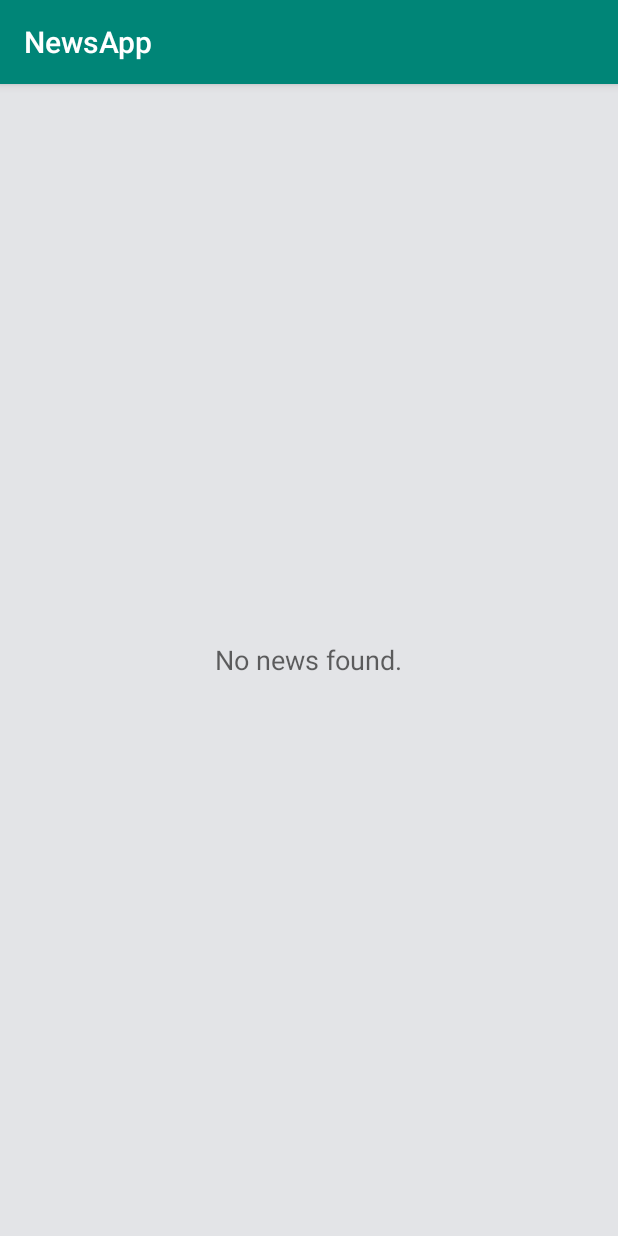
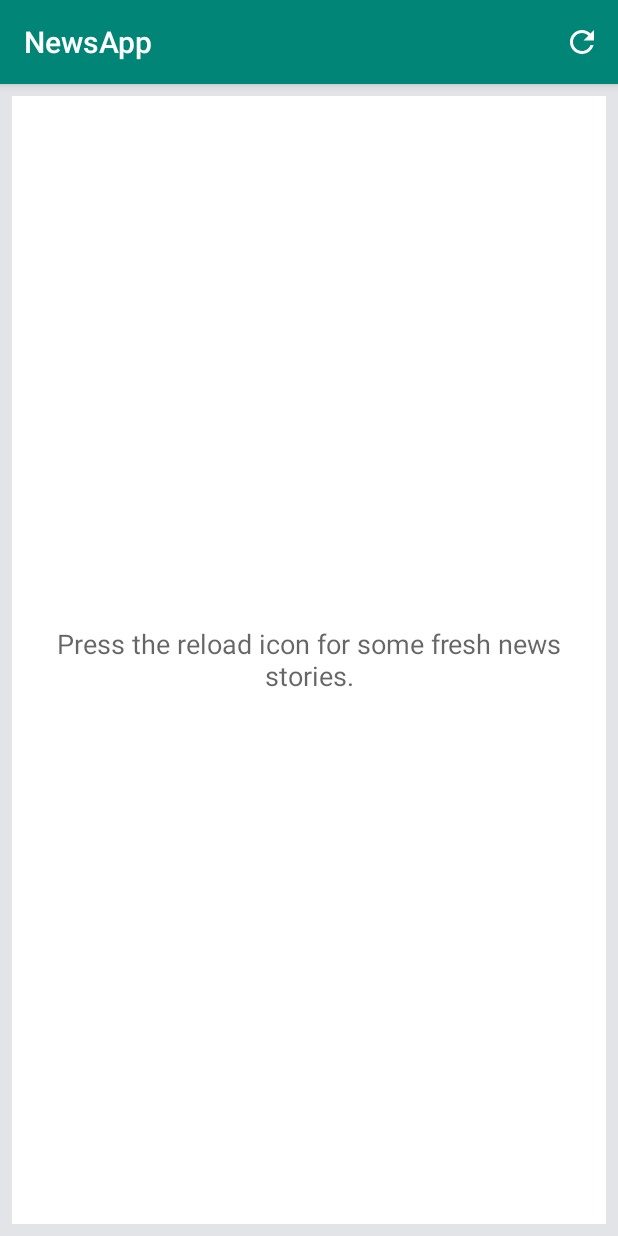
Before and after one commit to inaseem/NewsApp, an Android app: the screen it shows after launch (MainActivity), on a phone screen of 412 x 824 dp. Run offline under Robolectric (Android 15) with nearby library versions, the phone set to English and light mode, and no system bars.

Commit message:
Review Changes Done

```diff
--- a/app/src/main/java/ali/naseem/newsapp/NewsLoader.java
+++ b/app/src/main/java/ali/naseem/newsapp/NewsLoader.java
@@ -21,7 +21,7 @@ import java.util.List;
 import ali.naseem.newsapp.models.News;
 
 public class NewsLoader extends AsyncTaskLoader<List<News>> {
-    private final String URL = "https://content.guardianapis.com/search?q=debate&tag=politics/politics&from-date=2018-09-01&api-key=test";
+    private final String URL = "http://content.guardianapis.com/search?q=debates&section=politics&show-tags=contributor&api-key=test";
 
     public NewsLoader(Context context) {
         super(context);
@@ -59,7 +59,9 @@ public class NewsLoader extends AsyncTaskLoader<List<News>> {
                     String webPublicationDate = result.getString("webPublicationDate");
                     String webUrl = result.getString("webUrl");
                     String webTitle = result.getString("webTitle");
-                    news.add(new News(webTitle, sectionName, webUrl, webPublicationDate));
+                    JSONArray tags = result.getJSONArray("tags");
+                    String author = tags.getJSONObject(0).getString("webTitle");
+                    news.add(new News(webTitle, sectionName, webUrl, webPublicationDate, author));
                 }
             }
         } catch (JSONException e) {
--- a/app/src/main/java/ali/naseem/newsapp/adapters/NewsAdapter.java
+++ b/app/src/main/java/ali/naseem/newsapp/adapters/NewsAdapter.java
@@ -28,9 +28,11 @@ public class NewsAdapter extends ArrayAdapter<News> {
         TextView webTitle = convertView.findViewById(R.id.webTitle);
         TextView webPublicationDate = convertView.findViewById(R.id.webPublicationDate);
         TextView sectionName = convertView.findViewById(R.id.sectionName);
+        TextView authorTextView = convertView.findViewById(R.id.authorTextView);
         webTitle.setText(news.getWebTitle());
         webPublicationDate.setText(news.getWebPublicationDate());
         sectionName.setText(news.getSectionName());
+        authorTextView.setText(String.format("by %s", news.getAuthor()));
         return convertView;
     }
 
--- /dev/null
+++ b/app/src/main/res/drawable/ic_refresh_black_24dp.xml
@@ -0,0 +1,10 @@
+<vector xmlns:android="http://schemas.android.com/apk/res/android"
+    android:width="24dp"
+    android:height="24dp"
+    android:tint="@android:color/white"
+    android:viewportWidth="24.0"
+    android:viewportHeight="24.0">
+    <path
+        android:fillColor="#FF000000"
+        android:pathData="M17.65,6.35C16.2,4.9 14.21,4 12,4c-4.42,0 -7.99,3.58 -7.99,8s3.57,8 7.99,8c3.73,0 6.84,-2.55 7.73,-6h-2.08c-0.82,2.33 -3.04,4 -5.65,4 -3.31,0 -6,-2.69 -6,-6s2.69,-6 6,-6c1.66,0 3.14,0.69 4.22,1.78L13,11h7V4l-2.35,2.35z" />
+</vector>
--- a/app/src/main/res/layout/activity_main.xml
+++ b/app/src/main/res/layout/activity_main.xml
@@ -3,7 +3,7 @@
     xmlns:tools="http://schemas.android.com/tools"
     android:layout_width="match_parent"
     android:layout_height="match_parent"
-    android:background="#e3e4e7"
+    android:background="@color/divider_color"
     android:padding="8dp">
 
     <ListView
@@ -11,7 +11,7 @@
         android:layout_width="match_parent"
         android:layout_height="match_parent"
         android:background="@android:color/white"
-        android:divider="#e3e4e7"
+        android:divider="@color/divider_color"
         android:dividerHeight="8dp"
         android:drawSelectorOnTop="true"
         android:orientation="vertical"
@@ -23,6 +23,9 @@
         android:layout_width="wrap_content"
         android:layout_height="wrap_content"
         android:layout_centerInParent="true"
+        android:gravity="center"
+        android:padding="8dp"
+        android:text="@string/no_news_action"
         android:textAppearance="?android:textAppearanceMedium" />
 
     <ProgressBar
@@ -30,5 +33,6 @@
         style="@style/Widget.AppCompat.ProgressBar"
         android:layout_width="wrap_content"
         android:layout_height="wrap_content"
-        android:layout_centerInParent="true" />
+        android:layout_centerInParent="true"
+        android:visibility="gone" />
 </RelativeLayout>
--- /dev/null
+++ b/app/src/main/res/menu/main_menu.xml
@@ -0,0 +1,9 @@
+<?xml version="1.0" encoding="utf-8"?>
+<menu xmlns:android="http://schemas.android.com/apk/res/android"
+    xmlns:app="http://schemas.android.com/apk/res-auto">
+    <item
+        android:id="@+id/action_reload"
+        android:icon="@drawable/ic_refresh_black_24dp"
+        android:title="Reload"
+        app:showAsAction="ifRoom" />
+</menu>
--- a/app/src/main/res/values/colors.xml
+++ b/app/src/main/res/values/colors.xml
@@ -3,4 +3,5 @@
     <color name="colorPrimary">#008577</color>
     <color name="colorPrimaryDark">#00574B</color>
     <color name="colorAccent">#D81B60</color>
+    <color name="divider_color">#e3e4e7</color>
 </resources>
--- a/app/src/main/res/values/strings.xml
+++ b/app/src/main/res/values/strings.xml
@@ -2,4 +2,5 @@
     <string name="app_name">NewsApp</string>
     <string name="no_internet_connection">No internet connection.</string>
     <string name="no_news">No news found.</string>
+    <string name="no_news_action">Press the reload icon for some fresh news stories.</string>
 </resources>
```
Also changed, not shown: app/src/main/java/ali/naseem/newsapp/MainActivity.java (+49 -15 lines), app/src/main/java/ali/naseem/newsapp/models/News.java (+7 -1 lines), app/src/main/res/layout/list_item.xml (+8 -0 lines).
